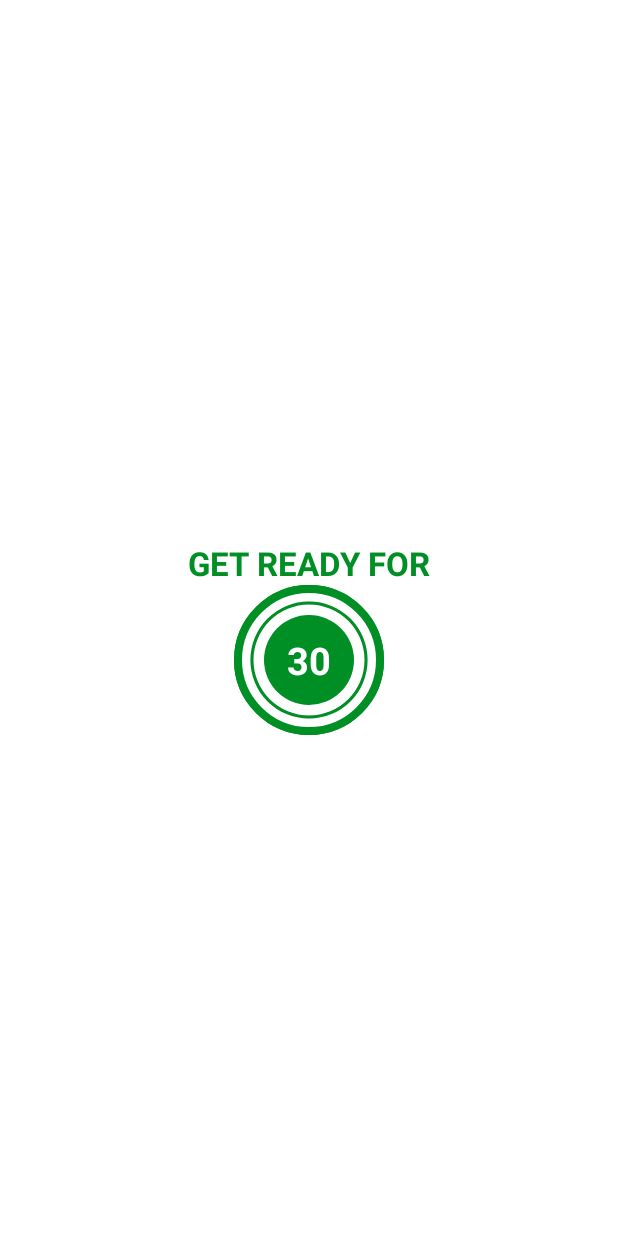
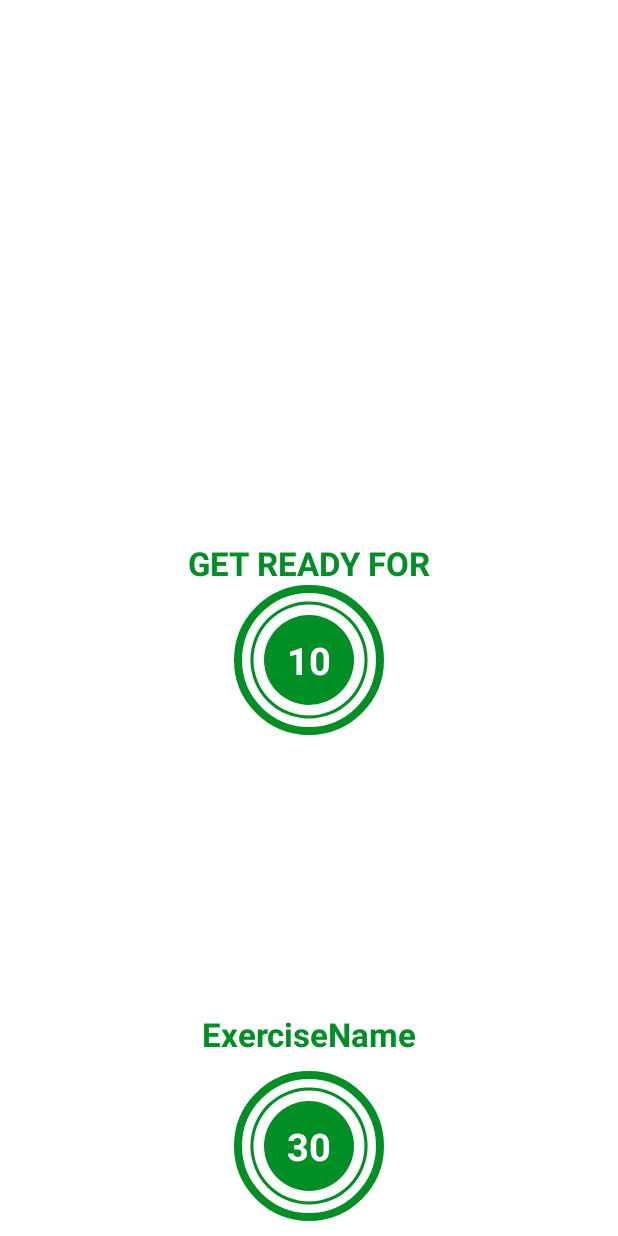
Before and after one commit to 1-MuhammadAli/Minutes_Workout_App, an Android app: the layout activity_exercise.xml on its own in the app's theme, with its tools: preview values and no code run, on a phone screen of 412 x 824 dp. Run offline under Robolectric (Android 15) with nearby library versions, the phone set to English and light mode, and no system bars.

```diff
--- a/app/src/main/res/layout/activity_exercise.xml
+++ b/app/src/main/res/layout/activity_exercise.xml
@@ -24,12 +24,12 @@
         android:textSize="22sp"
         android:textColor="@color/colorPrimaryAccent"
         android:textStyle="bold"
-        app:layout_constraintBottom_toTopOf="@+id/flProgressBar"
+        app:layout_constraintBottom_toTopOf="@+id/flRestView"
         app:layout_constraintEnd_toEndOf="parent"
         app:layout_constraintStart_toStartOf="parent"
         />
     <FrameLayout
-        android:id="@+id/flProgressBar"
+        android:id="@+id/flRestView"
         android:layout_width="100dp"
         android:layout_height="100dp"
         android:layout_margin="10dp"
@@ -73,6 +73,31 @@
 
     </FrameLayout>
 
+    <ImageView
+        android:id="@+id/ivImage"
+        android:layout_width="match_parent"
+        android:layout_height="0dp"
+        android:scaleType="fitXY"
+        android:src="@drawable/ic_jumping_jacks"
+        android:visibility="invisible"
+        app:layout_constraintBottom_toTopOf="@+id/tvExerciseName"
+        app:layout_constraintTop_toBottomOf="@+id/toolbarExercise"
+        />
+
+    <TextView
+        android:id="@+id/tvExerciseName"
+        android:layout_width="wrap_content"
+        android:layout_height="wrap_content"
+        android:text="ExerciseName"
+        android:textColor="@color/colorPrimaryAccent"
+        android:textSize="22sp"
+        android:textStyle="bold"
+        android:visibility="gone"
+        app:layout_constraintEnd_toEndOf="parent"
+        app:layout_constraintStart_toStartOf="parent"
+        app:layout_constraintTop_toBottomOf="@+id/ivImage"
+        tools:visibility="visible" />
+
     <FrameLayout
         android:id="@+id/flExerciseView"
         android:layout_width="100dp"
@@ -84,7 +109,7 @@
         app:layout_constraintBottom_toBottomOf="parent"
         app:layout_constraintEnd_toEndOf="parent"
         app:layout_constraintStart_toStartOf="parent"
-        app:layout_constraintTop_toBottomOf="@+id/toolbarExercise">
+        app:layout_constraintTop_toBottomOf="@+id/tvExerciseName">
 
         <ProgressBar
             android:id="@+id/progressBarExercise"
```
Also changed, not shown: app/src/main/java/com/example/minutesworkout/Constants.kt (added, +66 -0 lines), app/src/main/java/com/example/minutesworkout/ExerciseActivity.kt (+29 -8 lines), app/src/main/java/com/example/minutesworkout/ExerciseModel.kt (added, +41 -0 lines), app/src/main/res/drawable/ic_abdominal_crunch.png (added), app/src/main/res/drawable/ic_high_knees_running_in_place.png (added), app/src/main/res/drawable/ic_jumping_jacks.png (added), app/src/main/res/drawable/ic_lunge.png (added), app/src/main/res/drawable/ic_plank.png (added), app/src/main/res/drawable/ic_push_up.png (added), app/src/main/res/drawable/ic_push_up_and_rotation.png (added), app/src/main/res/drawable/ic_side_plank.png (added), app/src/main/res/drawable/ic_squat.png (added), app/src/main/res/drawable/ic_step_up_onto_chair.png (added), app/src/main/res/drawable/ic_triceps_dip_on_chair.png (added), 1 more files.
